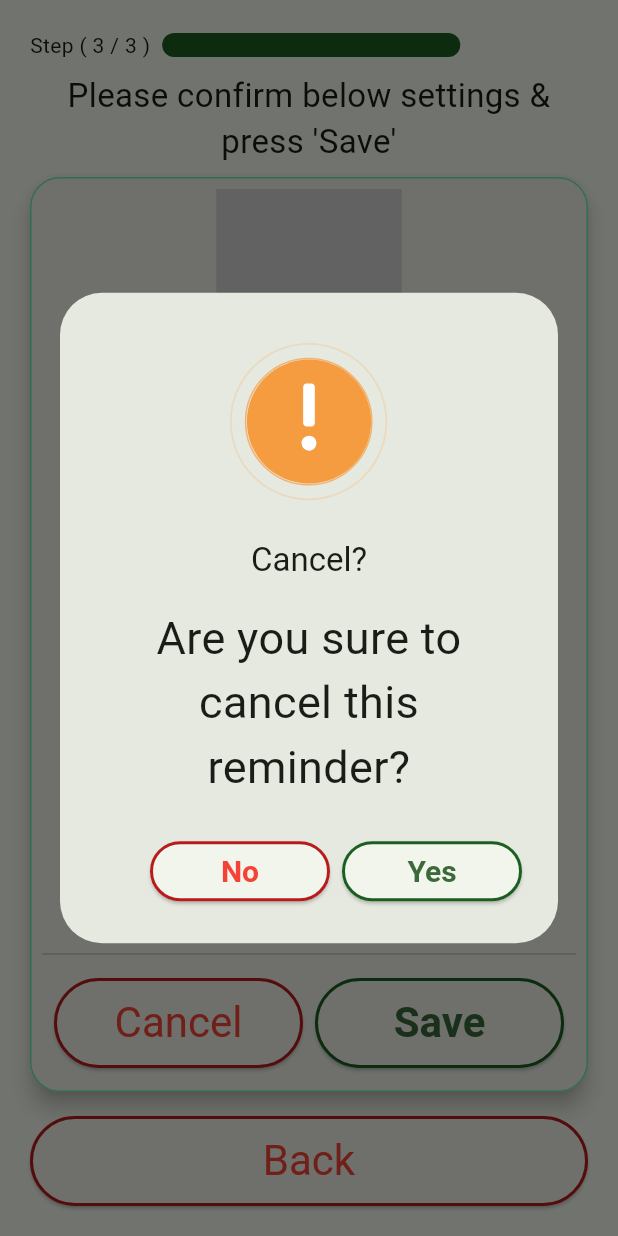
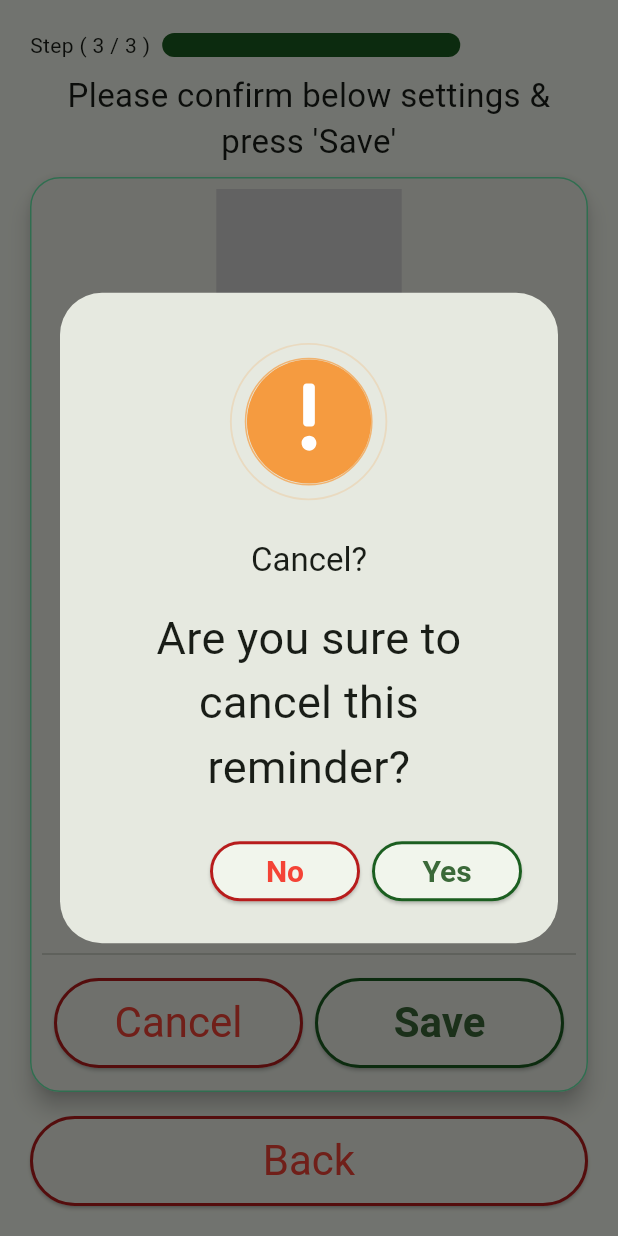
Before and after one commit to librajackyty/ESoundReminder, a Flutter app: the ReminderDetailPage screen opened by its route, after a tap on "Cancel", on a phone screen of 412 x 824 dp. Run offline on Flutter 3.47's test engine with Material 2 defaults, Android fonts, the phone set to English and light mode, and no system bars; drawn by our look-alikes of flutter_animation_progress_bar; our stand-ins replace flutter_local_notifications, flutter_native_timezone, hive, hive_flutter, lottie, package_info_plus and 3 more; missing offline and left inert: day_night_time_picker, day_picker; accounts and stored records are empty; project files that could hold a hidden picture were left out.

Commit message:
v0.9.6 fix some at eng and update save flow

```diff
--- a/assets/i18n/en.json
+++ b/assets/i18n/en.json
@@ -10,7 +10,7 @@
     "common_step": "Step",
     "common_next": "Next",
     "common_ok": "OK",
-    "common_understand": "Understand",
+    "common_understand": "OK",
 
     "localnotification_title": "Time to take medicine!",
     "localnotification_subtitle": "Remember to take",
@@ -22,7 +22,7 @@
     "home_card_more": "More",
     "home_add_tip": "Tap to create new reminder",
     "home_no_data_msg": "Seems you don't have any reminder yet\nTap '+' to create new reminder to remind you to take medicine",
-    "home_filter_head": "Showing including:",
+    "home_filter_head": "Showing:",
     "home_filter_no_data_msg": "No filter result",
 
     "filter_all": "Show All",
--- a/lib/utils/constants.dart
+++ b/lib/utils/constants.dart
@@ -54,7 +54,7 @@ const Color elementNotActiveTxtColor = Colors.black;
 const double buttonBorderWidth = 2;
 const double buttonBorderWidthReadOnly = 1;
 const double buttonHeight = 60;
-const double buttonWidthSmall = 120;
+const double buttonWidthSmall = 100;
 const double buttonHeightSmall = 40;
 final Color buttonBorderColor = Colors.green[900]!;
 final Color buttonBorderColor2 = Colors.red[900]!;
--- a/lib/widgets/custom_button_normal.dart
+++ b/lib/widgets/custom_button_normal.dart
@@ -57,6 +57,7 @@ class _CusNButtonState extends State<CusNButton> {
               },
         label: Text(
           widget.text,
+          textAlign: TextAlign.center,
           maxLines: readOnly ? 3 : 2,
           overflow: TextOverflow.ellipsis,
         ),
@@ -73,6 +74,7 @@ class _CusNButtonState extends State<CusNButton> {
             },
       child: Text(
         widget.text,
+        textAlign: TextAlign.center,
         maxLines: readOnly ? 3 : 2,
         overflow: TextOverflow.ellipsis,
       ),
--- a/lib/widgets/time_box_display.dart
+++ b/lib/widgets/time_box_display.dart
@@ -20,10 +20,20 @@ class TimeBoxDisplay extends StatelessWidget {
           color: Colors.white,
           border: Border.all(color: Colors.green[800]!),
           borderRadius: BorderRadius.all(Radius.circular(16.0))),
-      child: Row(mainAxisSize: MainAxisSize.min, children: [
-        icon ?? const SizedBox(),
-        largeTxt ? CusTitleText(time) : CusNText(time)
-      ]),
+      child: Row(
+          mainAxisAlignment: MainAxisAlignment.center,
+          mainAxisSize: MainAxisSize.min,
+          crossAxisAlignment: CrossAxisAlignment.center,
+          children: [
+            icon ?? const SizedBox.shrink(),
+            largeTxt
+                ? Flexible(child: CusTitleText(time))
+                : Flexible(
+                    child: CusNText(
+                    time,
+                    textAlign: TextAlign.center,
+                  ))
+          ]),
     );
   }
 }
--- a/pubspec.yaml
+++ b/pubspec.yaml
@@ -3,7 +3,7 @@ description: Flutter project of smart reminder mobile app for elderly people
 
 publish_to: 'none' # Remove this line if you wish to publish to pub.dev
 
-version: 0.9.5+1
+version: 0.9.6+1
 
 environment:
   sdk: '>=2.18.4 <3.0.0'
```
Also changed, not shown: lib/screens/home.dart (+8 -2 lines), lib/screens/reminder_detail.dart (+31 -27 lines).
